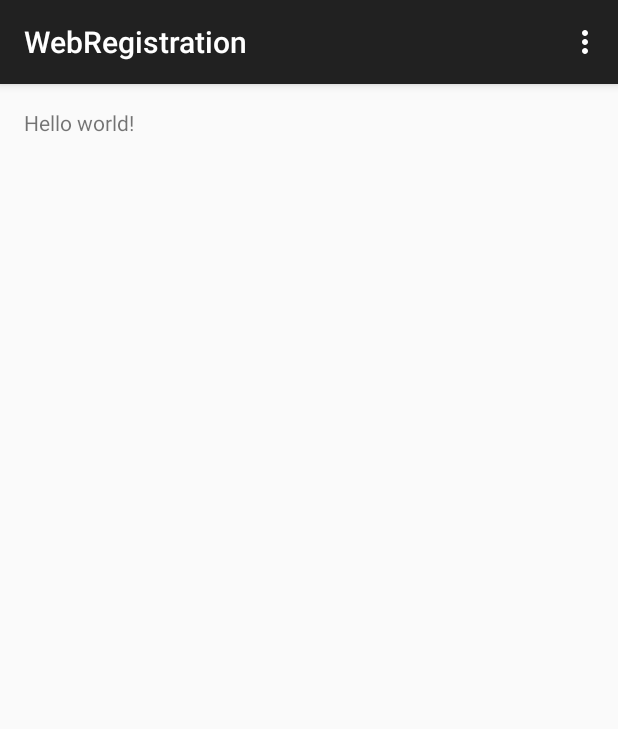
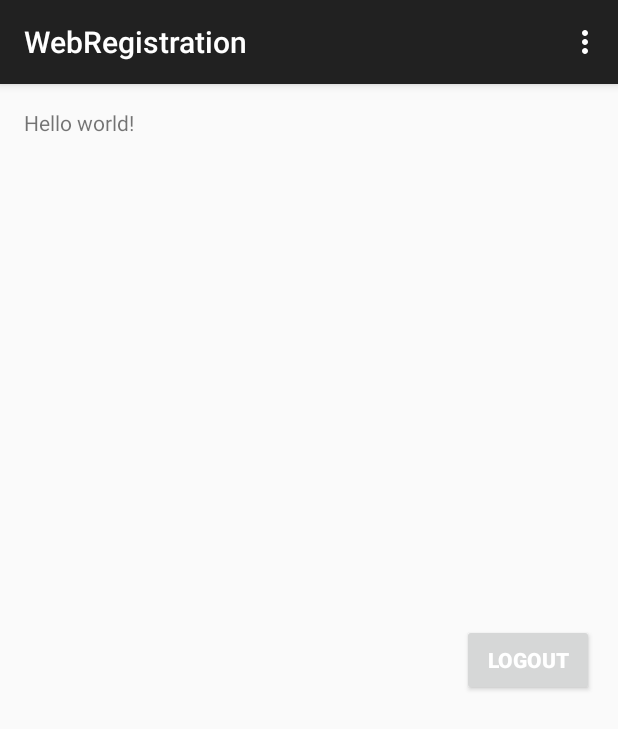
Before and after one commit to nikhilbedi/WebRegistrationAndroid, an Android app: the MainActivity screen opened directly, with no data from a screen before it, on a phone screen of 412 x 824 dp. Shown: the top 729 px of the screen. Run offline under Robolectric (Android 15) with nearby library versions, the light colour scheme and no system bars.

Commit message:
Add facebook logout button.  Also added code to obtain a hashed key for facebook authentication.

```diff
--- a/app/src/main/res/layout/activity_main.xml
+++ b/app/src/main/res/layout/activity_main.xml
@@ -8,4 +8,14 @@
     <TextView android:text="@string/hello_world" android:layout_width="wrap_content"
         android:layout_height="wrap_content" />
 
+    <Button
+        android:id="@+id/logout_button"
+        android:layout_width="wrap_content"
+        android:layout_height="wrap_content"
+        android:layout_alignParentRight="true"
+        android:layout_centerVertical="true"
+        android:text="@string/logout"
+        android:textColor="#fff"
+        android:textStyle="bold" />
+
 </RelativeLayout>
--- a/app/src/main/res/values/strings.xml
+++ b/app/src/main/res/values/strings.xml
@@ -9,4 +9,6 @@
     <string name="parse_client_key">PoG8n50wWC5e9g3bAjAZrlr46l89X0ONToNB22Nz</string>
     <string name="facebook_app_id">393627314138219</string>
 
+    <string name="logout">Logout</string>
+
 </resources>
```
Also changed, not shown: app/src/main/java/phoenix/webregistration/MainActivity.java (+37 -3 lines), app/src/main/java/phoenix/webregistration/SplashActivity.java (+26 -1 lines).
